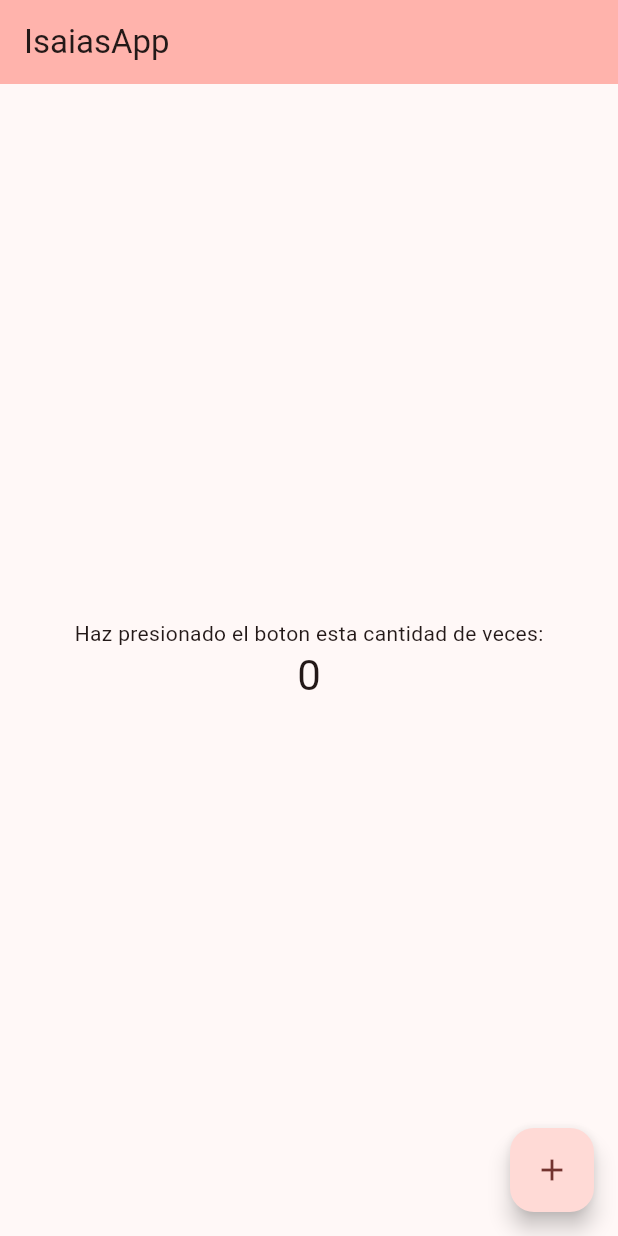
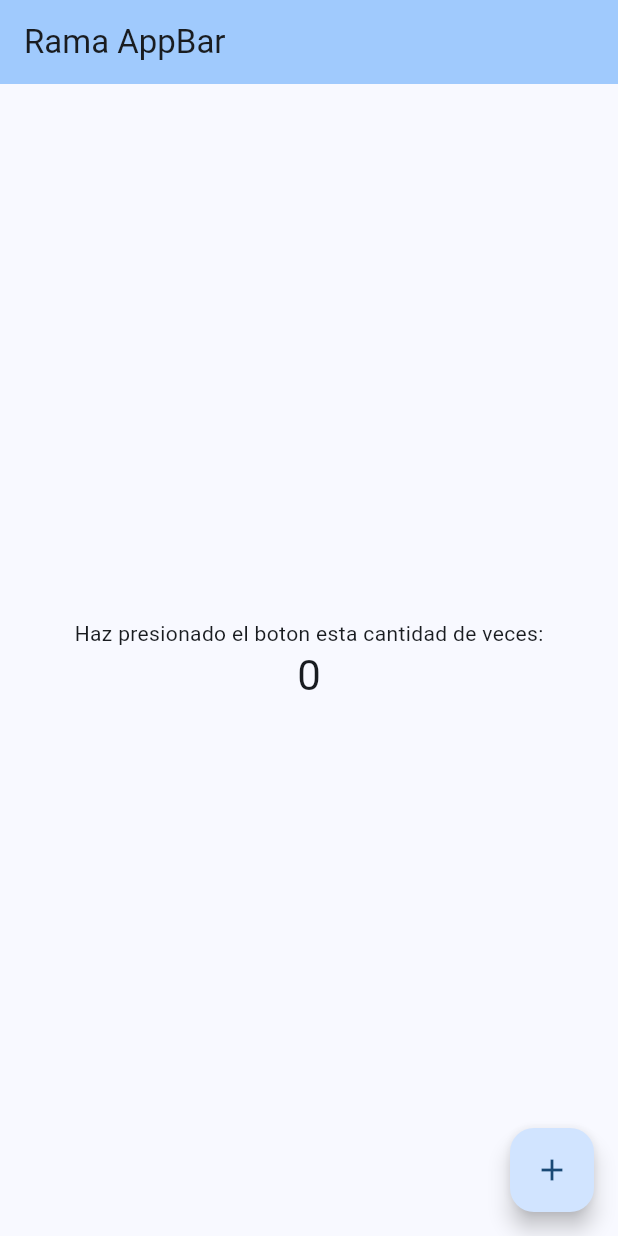
Before and after one commit to IGerardoJR/AppCursoGit, a Flutter app: the screen it shows after launch, on a phone screen of 412 x 824 dp. Run offline on Flutter 3.47's test engine with Material 2 defaults, Android fonts, the phone set to English and light mode, and no system bars.

Commit message:
Cambios en el color y texto de la barra

```diff
--- a/lib/main.dart
+++ b/lib/main.dart
@@ -28,10 +28,10 @@ class MyApp extends StatelessWidget {
         //
         // This works for code too, not just values: Most code changes can be
         // tested with just a hot reload.
-        colorScheme: ColorScheme.fromSeed(seedColor: Colors.red.shade700),
+        colorScheme: ColorScheme.fromSeed(seedColor: Colors.blue),
         useMaterial3: true,
       ),
-      home: const MyHomePage(title: 'IsaiasApp'),
+      home: const MyHomePage(title: 'Rama AppBar'),
     );
   }
 }
```
